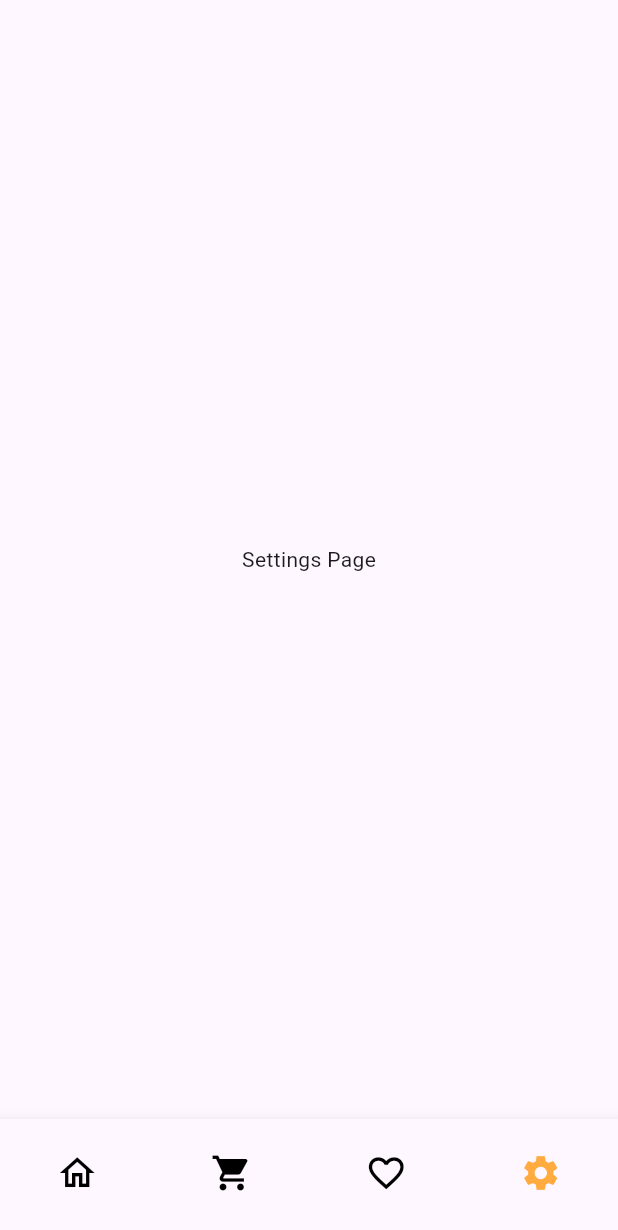
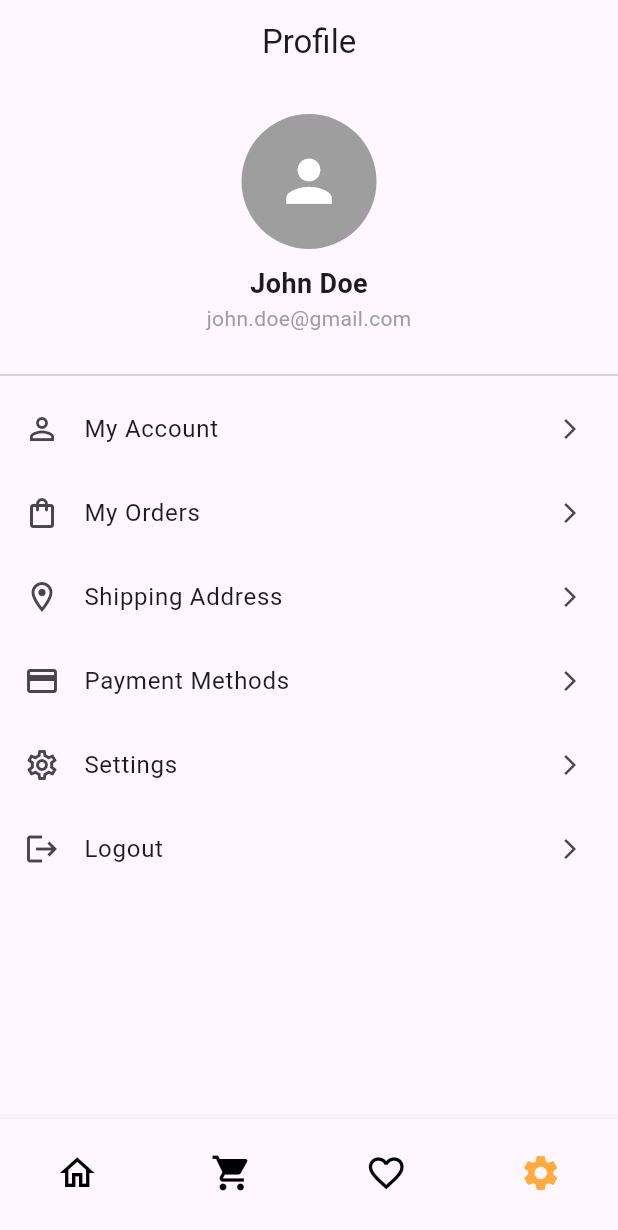
Before and after one commit to vishnuvardhanadravena/MINI_E_commerce_App, a Flutter app: the Dashborad screen opened directly, item 4 of the bottom bar chosen, on a phone screen of 412 x 824 dp. Shown: the top 1230 px of the screen. Run offline on Flutter 3.47's test engine with Material 3 defaults, Android fonts, the phone set to English and light mode, and no system bars; our stand-ins replace carousel_slider, dio; network calls fail.

```diff
--- a/lib/ui/DashBorad.dart
+++ b/lib/ui/DashBorad.dart
@@ -1,6 +1,7 @@
 import 'package:flutter/material.dart';
 import 'package:mini_e_commerce/ui/CartScreen.dart';
 import 'package:mini_e_commerce/ui/HOME/home_Sceeen.dart';
+import 'package:mini_e_commerce/ui/Profile.dart';
 import 'package:mini_e_commerce/ui/productSereenDetaies.dart';
 
 class Dashborad extends StatefulWidget {
@@ -24,7 +25,7 @@ class _DashboradState extends State<Dashborad> {
     CartScreen(),
     ProductDetailsScreen(productId: 14),
 
-    Text('Settings Page'),
+    ProfileScreen(),
   ];
 
   void _onItemTapped(int index) {
--- /dev/null
+++ b/lib/ui/Profile.dart
@@ -0,0 +1,99 @@
+import 'package:flutter/material.dart';
+
+class ProfileScreen extends StatelessWidget {
+  const ProfileScreen({super.key});
+
+  // ✅ Simulating API / DB call
+  Future<Map<String, dynamic>> fetchProfile() async {
+    await Future.delayed(const Duration(seconds: 1));
+
+    return {
+      "name": "John Doe",
+      "email": "john.doe@gmail.com",
+      "items": [
+        {"icon": Icons.person_outline, "title": "My Account"},
+        {"icon": Icons.shopping_bag_outlined, "title": "My Orders"},
+        {"icon": Icons.location_on_outlined, "title": "Shipping Address"},
+        {"icon": Icons.payment_outlined, "title": "Payment Methods"},
+        {"icon": Icons.settings_outlined, "title": "Settings"},
+        {"icon": Icons.logout, "title": "Logout"},
+      ],
+    };
+  }
+
+  @override
+  Widget build(BuildContext context) {
+    return Scaffold(
+      appBar: AppBar(title: const Text("Profile"), centerTitle: true),
+
+      body: FutureBuilder<Map<String, dynamic>>(
+        future: fetchProfile(),
+        builder: (context, snapshot) {
+          // ✅ LOADING
+          if (snapshot.connectionState == ConnectionState.waiting) {
+            return const Center(child: CircularProgressIndicator());
+          }
+
+          // ✅ ERROR
+          if (snapshot.hasError) {
+            return const Center(child: Text("Failed to load profile"));
+          }
+
+          // ✅ DATA READY
+          final data = snapshot.data!;
+
+          return Column(
+            children: [
+              // PROFILE HEADER
+              Container(
+                padding: const EdgeInsets.all(20),
+                child: Column(
+                  children: [
+                    const CircleAvatar(
+                      radius: 45,
+                      backgroundColor: Colors.grey,
+                      child: Icon(Icons.person, size: 45, color: Colors.white),
+                    ),
+                    const SizedBox(height: 10),
+                    Text(
+                      data["name"],
+                      style: const TextStyle(
+                        fontSize: 18,
+                        fontWeight: FontWeight.bold,
+                      ),
+                    ),
+                    Text(
+                      data["email"],
+                      style: const TextStyle(color: Colors.grey),
+                    ),
+                  ],
+                ),
+              ),
+
+              const Divider(),
+
+              // PROFILE OPTIONS USING BUILDER
+              Expanded(
+                child: ListView.builder(
+                  itemCount: data["items"].length,
+                  itemBuilder: (context, index) {
+                    final item = data["items"][index];
+
+                    return ListTile(
+                      leading: Icon(item["icon"]),
+                      title: Text(item["title"]),
+                      trailing: const Icon(Icons.arrow_forward_ios, size: 16),
+                      onTap: () {
+                        // handle navigation
+                      },
+                    );
+                  },
+                ),
+              ),
+            ],
+          );
+        },
+      ),
+    );
+  }
+}
--- a/lib/ui/SearchResultScreen.dart
+++ b/lib/ui/SearchResultScreen.dart
@@ -24,7 +24,7 @@ class SearchResultScreen extends StatelessWidget {
         ? prov.products
         : [
             selectedProduct!,
-            ...prov.products.where((p) => p.id != selectedProduct!.id).toList(),
+            ...prov.products.where((p) => p.id != selectedProduct!.id),
           ];
 
     return Scaffold(
--- a/lib/ui/SplashScreen.dart
+++ b/lib/ui/SplashScreen.dart
@@ -28,7 +28,7 @@ class _SplashScreenState extends State<SplashScreen>
     Timer(const Duration(seconds: 3), () {
       Navigator.of(
         context,
-      ).pushReplacement(MaterialPageRoute(builder: (context) => Dashborad()));
+      ).pushReplacement(MaterialPageRoute(builder: (context) => LoginScreen()));
     });
   }
 
--- a/lib/ui/productSereenDetaies.dart
+++ b/lib/ui/productSereenDetaies.dart
@@ -731,6 +731,7 @@ class _ProductDetailsScreenState extends State<ProductDetailsScreen>
                               count: product!.count,
                               quantity: quantity,
                             ),
+                            "",
                           );
                           ScaffoldMessenger.of(context).showSnackBar(
                             SnackBar(
```
Also changed, not shown: lib/model/Product.dart (+13 -0 lines), lib/provider/prodctprovider.dart (+18 -198 lines), lib/ui/HOME/home_Sceeen.dart (+63 -10 lines), lib/utils/CartBottomSection.dart (+14 -31 lines), lib/utils/CartItemCard.dart (+5 -2 lines).
